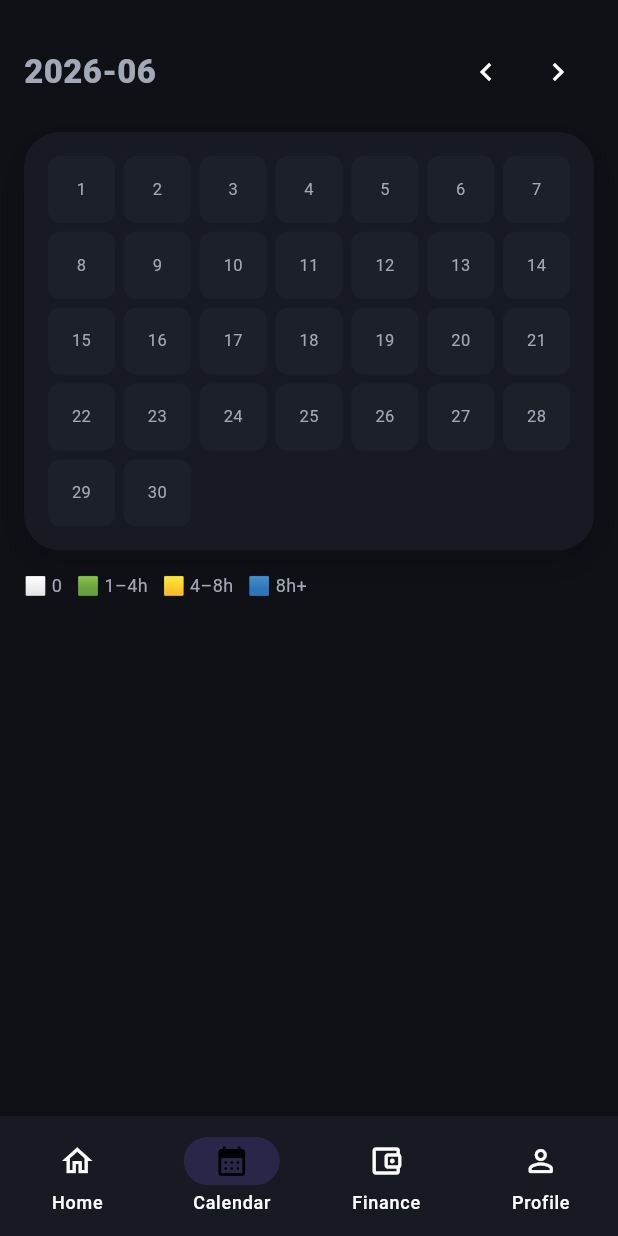
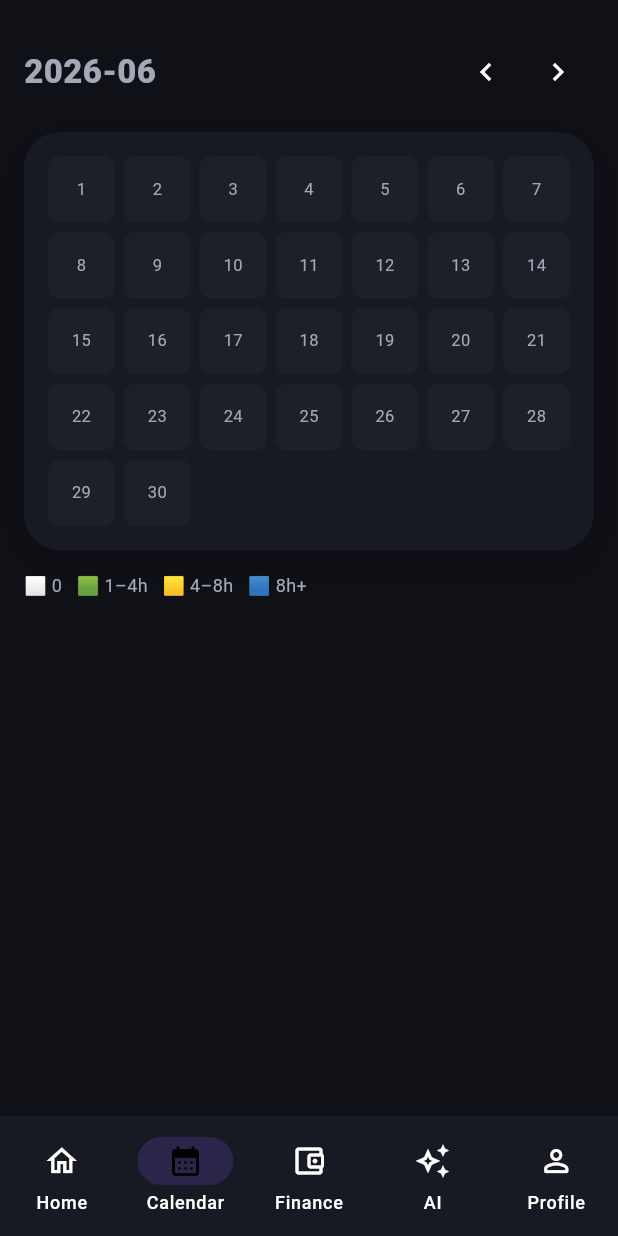
Before and after one commit to UZBLEADERRR/LaLaKu, a Flutter app: the AppShell screen opened directly, item 2 of the bottom bar chosen, after a tap on the "chevron left" icon, on a phone screen of 412 x 824 dp. Run offline on Flutter 3.47's test engine with Material 3 defaults, Android fonts, the phone set to English and light mode, and no system bars; our stand-ins replace flutter_local_notifications, flutter_timezone, shared_preferences, timezone; accounts and stored records are empty; network calls fail; Roboto replaces fonts that are missing (SF Pro Display).

Commit message:
Flutter: AI yordamchi ekrani + lokal bildirishnomalar (#39)
- assistant_screen.dart: gradient sarlavha (✨ + salom + AI badge), shaxsiy xulosa,
  maslahat kartalari (severity rangi bilan), pull-to-refresh, skeleton loading
- Navbarga 5-tab: AI (auto_awesome); IndexedStack bilan holat saqlanadi
- notification_service.dart: flutter_local_notifications + timezone init,
  ruxsat so'rash, showNow (AI maslahati), scheduleAt (smena/maosh eslatmasi)
- "Kunlik maslahat bildirishnomasi" toggle — har kuni eng muhim maslahatni yuboradi
- main.dart: bildirishnoma fon rejimida init
- README: AndroidManifest bildirishnoma sozlamalari


Claude-Session: https://claude.ai/code/session_01QQ2DfnjSWLuYerrPGgagML

Co-authored-by: Claude <noreply@anthropic.com>

```diff
--- a/flutter_app/lib/app_shell.dart
+++ b/flutter_app/lib/app_shell.dart
@@ -4,6 +4,7 @@ import 'theme/app_colors.dart';
 import 'screens/dashboard_screen.dart';
 import 'screens/calendar_screen.dart';
 import 'screens/finance_screen.dart';
+import 'screens/assistant_screen.dart';
 import 'screens/profile_screen.dart';
 
 /// Pastki navbarli asosiy karkas (Material 3 NavigationBar).
@@ -20,13 +21,14 @@ class _AppShellState extends State<AppShell> {
     DashboardScreen(),
     CalendarScreen(),
     FinanceScreen(),
+    AssistantScreen(),
     ProfileScreen(),
   ];
 
   @override
   Widget build(BuildContext context) {
     return Scaffold(
-      body: SafeArea(bottom: false, child: _pages[_index]),
+      body: SafeArea(bottom: false, child: IndexedStack(index: _index, children: _pages)),
       bottomNavigationBar: NavigationBar(
         backgroundColor: AppColors.surface,
         indicatorColor: AppColors.primary.withOpacity(0.18),
@@ -36,6 +38,7 @@ class _AppShellState extends State<AppShell> {
           NavigationDestination(icon: Icon(Icons.home_outlined), selectedIcon: Icon(Icons.home_rounded), label: 'Home'),
           NavigationDestination(icon: Icon(Icons.calendar_month_outlined), selectedIcon: Icon(Icons.calendar_month_rounded), label: 'Calendar'),
           NavigationDestination(icon: Icon(Icons.account_balance_wallet_outlined), selectedIcon: Icon(Icons.account_balance_wallet_rounded), label: 'Finance'),
+          NavigationDestination(icon: Icon(Icons.auto_awesome_outlined), selectedIcon: Icon(Icons.auto_awesome), label: 'AI'),
           NavigationDestination(icon: Icon(Icons.person_outline_rounded), selectedIcon: Icon(Icons.person_rounded), label: 'Profile'),
         ],
       ),
--- a/flutter_app/lib/main.dart
+++ b/flutter_app/lib/main.dart
@@ -3,10 +3,14 @@ import 'package:provider/provider.dart';
 
 import 'theme/app_theme.dart';
 import 'services/auth_provider.dart';
+import 'services/notification_service.dart';
 import 'app_shell.dart';
 import 'screens/login_screen.dart';
 
-void main() {
+Future<void> main() async {
+  WidgetsFlutterBinding.ensureInitialized();
+  // Bildirishnomalarni fon rejimida ishga tushiramiz (bloklamaydi).
+  NotificationService.init();
   runApp(
     ChangeNotifierProvider(
       create: (_) => AuthProvider()..bootstrap(),
--- /dev/null
+++ b/flutter_app/lib/screens/assistant_screen.dart
@@ -0,0 +1,209 @@
+import 'package:flutter/material.dart';
+import 'package:provider/provider.dart';
+import 'package:shared_preferences/shared_preferences.dart';
+
+import '../models.dart';
+import '../services/auth_provider.dart';
+import '../services/notification_service.dart';
+import '../theme/app_colors.dart';
+import '../theme/app_theme.dart';
+import '../widgets/ui.dart';
+
+/// AI moliyaviy yordamchi ekrani — shaxsiy maslahatlar + bildirishnomalar.
+class AssistantScreen extends StatefulWidget {
+  const AssistantScreen({super.key});
+  @override
+  State<AssistantScreen> createState() => _AssistantScreenState();
+}
+
+class _AssistantScreenState extends State<AssistantScreen> {
+  Advice? _advice;
+  bool _loading = true;
+  String? _error;
+  bool _notify = false;
+
+  @override
+  void initState() {
+    super.initState();
+    _load();
+  }
+
+  Future<void> _load() async {
+    setState(() {
+      _loading = true;
+      _error = null;
+    });
+    final api = context.read<AuthProvider>().api;
+    final sp = await SharedPreferences.getInstance();
+    _notify = sp.getBool('ai_notify') ?? false;
+    try {
+      final adv = await api.advice('uz');
+      if (!mounted) return;
+      setState(() {
+        _advice = adv;
+        _loading = false;
+      });
+      _maybeDailyNotification(adv);
+    } catch (e) {
+      if (mounted) {
+        setState(() {
+          _error = '$e';
+          _loading = false;
+        });
+      }
+    }
+  }
+
+  /// Kuniga bir marta eng muhim maslahatni bildirishnoma qilib yuboradi.
+  Future<void> _maybeDailyNotification(Advice adv) async {
+    if (!_notify || adv.tips.isEmpty) return;
+    final sp = await SharedPreferences.getInstance();
+    final today = DateTime.now().toIso8601String().substring(0, 10);
+    if (sp.getString('ai_notify_last') == today) return;
+    final tip = adv.tips.firstWhere((t) => t.severity == 'warn', orElse: () => adv.tips.first);
+    await NotificationService.showNow(id: 1001, title: '✨ AlbaFit yordamchi', body: '${tip.icon} ${tip.text}');
+    await sp.setString('ai_notify_last', today);
+  }
+
+  Future<void> _toggleNotify(bool v) async {
+    final sp = await SharedPreferences.getInstance();
+    if (v) {
+      final granted = await NotificationService.requestPermissions();
+      if (!granted) {
+        if (mounted) {
+          ScaffoldMessenger.of(context).showSnackBar(
+            const SnackBar(content: Text('Bildirishnomaga ruxsat berilmadi')),
+          );
+        }
+        return;
+      }
+    }
+    await sp.setBool('ai_notify', v);
+    setState(() => _notify = v);
+    if (v && _advice != null) {
+      await sp.remove('ai_notify_last');
+      _maybeDailyNotification(_advice!);
+    }
+  }
+
+  Color _sevColor(String s) => switch (s) {
+        'good' => AppColors.success,
+        'warn' => AppColors.warning,
+        _ => AppColors.primary,
+      };
+
+  @override
+  Widget build(BuildContext context) {
+    return RefreshIndicator(
+      onRefresh: _load,
+      color: AppColors.primary,
+      child: ListView(
+        padding: const EdgeInsets.fromLTRB(Gap.md, Gap.lg, Gap.md, Gap.xl),
+        children: [
+          // Gradient sarlavha
+          Container(
+            padding: const EdgeInsets.all(Gap.lg),
+            decoration: BoxDecoration(
+              gradient: const LinearGradient(
+                colors: [Color(0xFF7C5CFF), Color(0xFF9B7DFF)],
+                begin: Alignment.topLeft,
+                end: Alignment.bottomRight,
+              ),
+              borderRadius: BorderRadius.circular(Gap.radius),
+              boxShadow: [BoxShadow(color: AppColors.primary.withOpacity(0.35), blurRadius: 24, offset: const Offset(0, 10))],
+            ),
+            child: Row(
+              children: [
+                Container(
+                  width: 48,
+                  height: 48,
+                  decoration: BoxDecoration(color: Colors.white.withOpacity(0.2), borderRadius: BorderRadius.circular(15)),
+                  child: const Center(child: Text('✨', style: TextStyle(fontSize: 24))),
+                ),
+                const SizedBox(width: Gap.md),
+                Expanded(
+                  child: Column(
+                    crossAxisAlignment: CrossAxisAlignment.start,
+                    children: [
+                      const Text('AI yordamchi', style: TextStyle(color: Colors.white, fontSize: 18, fontWeight: FontWeight.w800)),
+                      Text(
+                        _advice?.greeting ?? 'Moliyaviy maslahatchingiz',
+                        style: TextStyle(color: Colors.white.withOpacity(0.9), fontSize: 13, fontWeight: FontWeight.w600),
+                      ),
+                    ],
+                  ),
+                ),
+                if (_advice?.aiPowered ?? false)
+                  Container(
+                    padding: const EdgeInsets.symmetric(horizontal: 8, vertical: 3),
+                    decoration: BoxDecoration(color: Colors.white.withOpacity(0.25), borderRadius: BorderRadius.circular(8)),
+                    child: const Text('AI', style: TextStyle(color: Colors.white, fontSize: 11, fontWeight: FontWeight.w800, letterSpacing: 0.5)),
+                  ),
+              ],
+            ),
+          ),
+          const SizedBox(height: Gap.md),
+
+          if (_loading) ...const [
+            Skeleton(height: 90, radius: Gap.radius),
+            SizedBox(height: Gap.md),
+            Skeleton(height: 64, radius: Gap.radius),
+            SizedBox(height: Gap.sm),
+            Skeleton(height: 64, radius: Gap.radius),
+          ] else if (_error != null) ...[
+            AppCard(child: Text('Xatolik: $_error', style: const TextStyle(color: AppColors.danger))),
+          ] else if (_advice != null) ...[
+            // Xulosa
+            AppCard(
+              padding: const EdgeInsets.all(Gap.lg),
+              child: Text(
+                _advice!.summary,
+                style: const TextStyle(fontSize: 15, fontWeight: FontWeight.w600, height: 1.5),
+              ),
+            ),
+            const SizedBox(height: Gap.md),
+
+            // Bildirishnoma toggle
+            AppCard(
+              child: Row(
+                children: [
+                  const Icon(Icons.notifications_active_rounded, color: AppColors.primary),
+                  const SizedBox(width: Gap.md),
+                  const Expanded(
+                    child: Text('Kunlik maslahat bildirishnomasi', style: TextStyle(fontWeight: FontWeight.w700, fontSize: 14.5)),
+                  ),
+                  Switch(value: _notify, activeColor: AppColors.primary, onChanged: _toggleNotify),
+                ],
+              ),
+            ),
+            const SizedBox(height: Gap.md),
+
+            const Label('Maslahatlar'),
+            const SizedBox(height: Gap.sm),
+            ..._advice!.tips.map((tip) => Padding(
+                  padding: const EdgeInsets.only(bottom: Gap.sm),
+                  child: Container(
+                    padding: const EdgeInsets.all(Gap.md),
+                    decoration: BoxDecoration(
+                      color: AppColors.surface,
+                      borderRadius: BorderRadius.circular(Gap.radiusSm),
+                      border: Border(left: BorderSide(color: _sevColor(tip.severity), width: 3)),
+                    ),
+                    child: Row(
+                      crossAxisAlignment: CrossAxisAlignment.start,
+                      children: [
+                        Text(tip.icon, style: const TextStyle(fontSize: 18)),
+                        const SizedBox(width: Gap.md),
+                        Expanded(
+                          child: Text(tip.text, style: const TextStyle(fontSize: 13.5, fontWeight: FontWeight.w600, height: 1.4)),
+                        ),
+                      ],
+                    ),
+                  ),
+                )),
+          ],
+        ],
+      ),
+    );
+  }
+}
```
Also changed, not shown: flutter_app/lib/services/notification_service.dart (added, +77 -0 lines), flutter_app/pubspec.yaml (+4 -4 lines), 1 other file.
